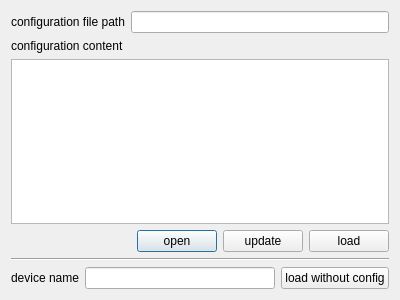
The window that start_pump_client.ui (jackey-qiu/PSD_controller) describes before a commit, drawn with Qt 5.
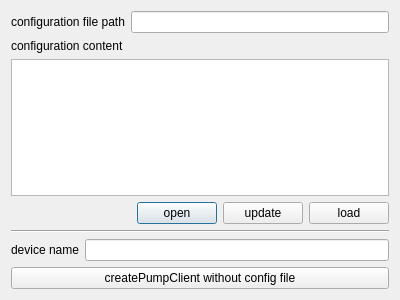
The same window after the commit.

Commit message: add dialogs to start server and pump client

The edit to the form file:
```diff
--- a/start_pump_client.ui
+++ b/start_pump_client.ui
@@ -95,14 +95,14 @@
      <item>
       <widget class="QLineEdit" name="lineEdit_device_name"/>
      </item>
+    </layout>
+   </item>
      <item>
       <widget class="QPushButton" name="pushButton_load_without_config">
        <property name="text">
-        <string>load without config</string>
-       </property>
-      </widget>
-     </item>
-    </layout>
+      <string>createPumpClient without config file</string>
+     </property>
+    </widget>
    </item>
   </layout>
  </widget>
```
Lines whose indentation alone changed are shown as unchanged. The commit also changes 4 other files.
